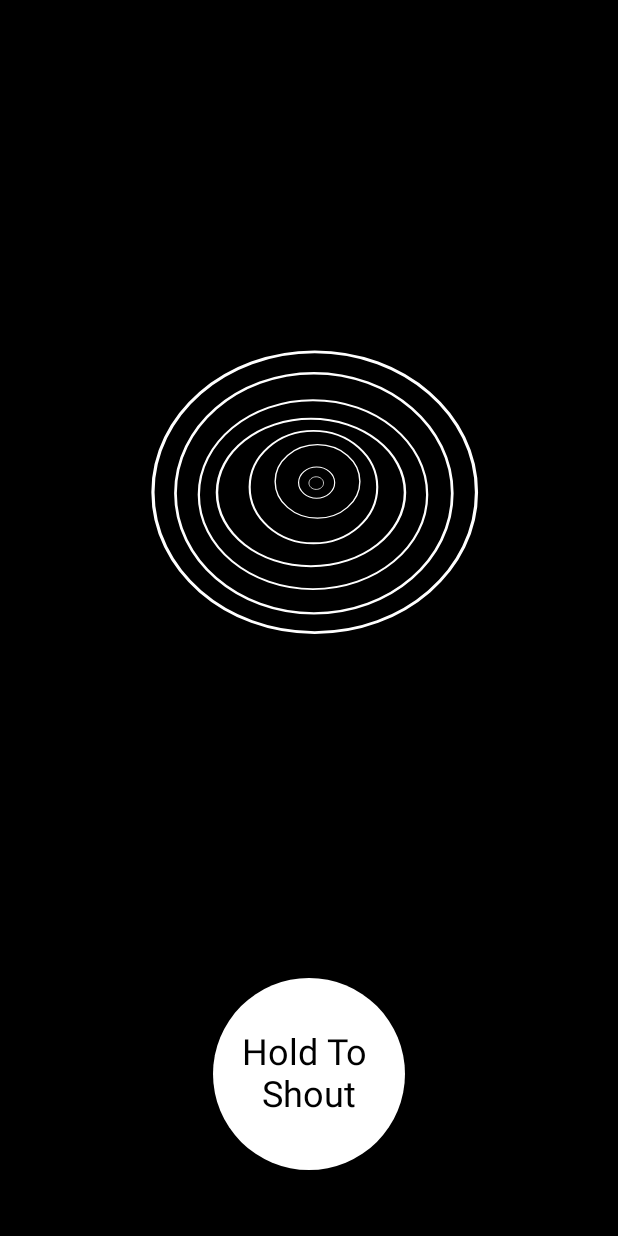
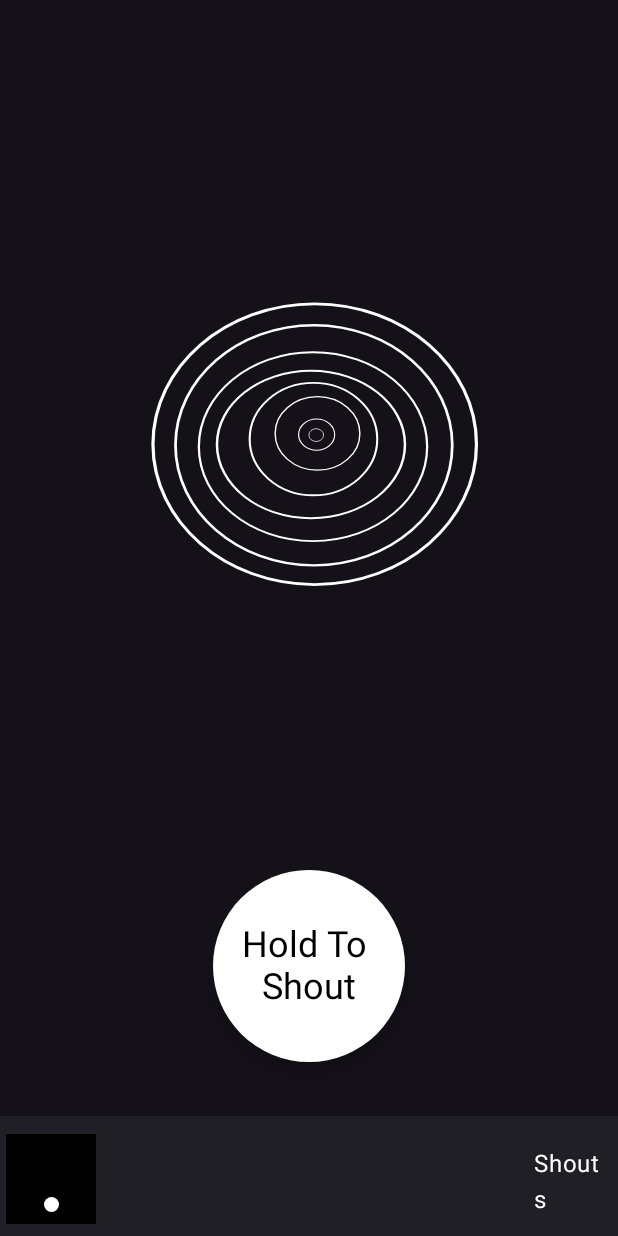
Before and after one commit to ahugenb333/The-Void, an Android app built with Jetpack Compose: the screen it shows after launch (MainActivity), on a phone screen of 412 x 824 dp. Run offline under Robolectric (Android 15) with nearby library versions, the phone set to English and light mode, and no system bars.

Commit message:
WIP navigation

```diff
--- a/app/build.gradle.kts
+++ b/app/build.gradle.kts
@@ -59,8 +59,12 @@ dependencies {
     implementation("androidx.compose.ui:ui-graphics")
     implementation("androidx.compose.ui:ui-tooling-preview")
     implementation("androidx.compose.material3:material3")
+    //Compose extras
+    implementation("androidx.lifecycle:lifecycle-viewmodel-compose:2.6.2")
+    implementation("androidx.lifecycle:lifecycle-runtime-compose:2.6.2")
     //Lottie compose
     implementation("com.airbnb.android:lottie-compose:6.3.0")
+
     testImplementation("junit:junit:4.13.2")
     androidTestImplementation("androidx.test.ext:junit:1.1.5")
     androidTestImplementation("androidx.test.espresso:espresso-core:3.5.1")
--- /dev/null
+++ b/app/src/main/java/com/ahugenb/tv/AppBottomNavigation.kt
@@ -0,0 +1,62 @@
+package com.ahugenb.tv
+
+import androidx.compose.foundation.background
+import androidx.compose.foundation.clickable
+import androidx.compose.foundation.layout.Box
+import androidx.compose.foundation.layout.Spacer
+import androidx.compose.foundation.layout.padding
+import androidx.compose.foundation.layout.size
+import androidx.compose.foundation.shape.CircleShape
+import androidx.compose.material3.BottomAppBar
+import androidx.compose.material3.Text
+import androidx.compose.runtime.Composable
+import androidx.compose.ui.Alignment
+import androidx.compose.ui.Modifier
+import androidx.compose.ui.graphics.Color
+import androidx.compose.ui.unit.dp
+
+@Composable
+fun AppBottomNavigation(currentScreen: Screen, onItemSelected: (Screen) -> Unit) {
+    BottomAppBar {
+        BottomNavigationItem(
+            label = "The Void",
+            isSelected = currentScreen == Screen.Void,
+            onClick = { onItemSelected(Screen.Void) }
+        )
+        Spacer(Modifier.weight(1f, true))
+        BottomNavigationItem(
+            label = "Shouts",
+            isSelected = currentScreen == Screen.Shouts,
+            onClick = { onItemSelected(Screen.Shouts) }
+        )
+    }
+}
+
+@Composable
+fun BottomNavigationItem(label: String, isSelected: Boolean, onClick: () -> Unit) {
+    Box(
+        contentAlignment = Alignment.Center,
+        modifier = Modifier
+            .clickable(onClick = onClick)
+            .background(if (isSelected) Color.Black else Color.Transparent)
+            .size(60.dp) // Adjust size as needed
+            .padding(8.dp)
+    ) {
+        Text(
+            text = label,
+            color = if (isSelected) Color.Black else Color.White
+        )
+        if (isSelected) {
+            Box(
+                modifier = Modifier
+                    .size(10.dp)
+                    .background(Color.White, CircleShape)
+                    .align(Alignment.BottomCenter)
+            )
+        }
+    }
+}
+
+enum class Screen {
+    Void, Shouts
+}
--- a/app/src/main/java/com/ahugenb/tv/MainActivity.kt
+++ b/app/src/main/java/com/ahugenb/tv/MainActivity.kt
@@ -1,28 +1,23 @@
 package com.ahugenb.tv
 
 import android.Manifest
-import android.content.res.Configuration
 import android.os.Bundle
 import androidx.activity.ComponentActivity
 import androidx.activity.compose.setContent
 import androidx.activity.result.contract.ActivityResultContracts
-import androidx.compose.foundation.layout.Arrangement
-import androidx.compose.foundation.layout.Column
-import androidx.compose.foundation.layout.Row
+import androidx.compose.foundation.layout.Box
 import androidx.compose.foundation.layout.fillMaxSize
 import androidx.compose.foundation.layout.padding
+import androidx.compose.foundation.lazy.LazyColumn
+import androidx.compose.material3.Scaffold
 import androidx.compose.material3.Surface
 import androidx.compose.runtime.Composable
-import androidx.compose.runtime.MutableState
-import androidx.compose.runtime.mutableStateOf
-import androidx.compose.runtime.remember
-import androidx.compose.runtime.saveable.rememberSaveable
-import androidx.compose.ui.Alignment
 import androidx.compose.ui.Modifier
 import androidx.compose.ui.graphics.Color
-import androidx.compose.ui.platform.LocalConfiguration
-import androidx.compose.ui.unit.dp
+import androidx.lifecycle.compose.collectAsStateWithLifecycle
+import androidx.lifecycle.viewmodel.compose.viewModel
 import com.ahugenb.tv.ui.theme.TheVoidTheme
+import com.ahugenb.tv.voidscreen.VoidScreen
 
 class MainActivity : ComponentActivity() {
     private val requestPermissionLauncher =
@@ -32,16 +27,17 @@ class MainActivity : ComponentActivity() {
         super.onCreate(savedInstanceState)
         setContent {
             TheVoidTheme {
-                val configuration = LocalConfiguration.current
-                val isLandscape = configuration.orientation == Configuration.ORIENTATION_LANDSCAPE
 
                 Surface(
                     modifier = Modifier.fillMaxSize(),
-                    color = Color.Black // Set the background color to black
+                    color = Color.Black
                 ) {
-                    //button color state will persist through orientation change
-                    val isAudioPlaying = rememberSaveable { mutableStateOf(false) }
-                    VoidContent(isAudioPlaying, isLandscape)
+                    val viewModel: MainViewModel = viewModel()
+                    val uiState = viewModel.uiState.collectAsStateWithLifecycle().value
+                    VoidAppScreen(
+                        currentScreen = uiState.currentScreen,
+                        onNavigationItemSelected = viewModel::onNavigationItemSelected
+                    )
                 }
             }
         }
@@ -50,27 +46,18 @@ class MainActivity : ComponentActivity() {
 }
 
 @Composable
-fun VoidContent(isAudioPlaying: MutableState<Boolean>, isLandscape: Boolean) {
-    Column(
-        modifier = Modifier
-            .fillMaxSize()
-            .padding(32.dp),
-        verticalArrangement = Arrangement.SpaceBetween,
-        horizontalAlignment = Alignment.CenterHorizontally
-    ) {
-        Row(
-            modifier = Modifier.weight(if (isLandscape) 1f else 0.8f),
-            verticalAlignment = Alignment.CenterVertically,
-            horizontalArrangement = Arrangement.Center
-        ) {
-            AnimationLoader(isAudioPlaying)
-        }
-        Row(
-            modifier = Modifier.weight(if (isLandscape) 1f else 0.2f),
-            verticalAlignment = Alignment.CenterVertically,
-            horizontalArrangement = Arrangement.Center
-        ) {
-            VoiceButton(isAudioPlaying)
+fun VoidAppScreen(
+    currentScreen: Screen,
+    onNavigationItemSelected: (Screen) -> Unit
+) {
+    Scaffold(
+        bottomBar = { AppBottomNavigation(currentScreen, onNavigationItemSelected) }
+    ) { innerPadding ->
+        Box(modifier = Modifier.padding(innerPadding)) {
+            when (currentScreen) {
+                Screen.Void -> VoidScreen()
+                Screen.Shouts -> LazyColumn {}
+            }
         }
     }
 }
--- /dev/null
+++ b/app/src/main/java/com/ahugenb/tv/MainViewModel.kt
@@ -0,0 +1,18 @@
+package com.ahugenb.tv
+
+import androidx.lifecycle.ViewModel
+import kotlinx.coroutines.flow.MutableStateFlow
+import kotlinx.coroutines.flow.StateFlow
+
+class MainViewModel: ViewModel() {
+    private val _uiState = MutableStateFlow(MainUiState())
+    val uiState: StateFlow<MainUiState> = _uiState
+
+    fun onNavigationItemSelected(screen: Screen) {
+        _uiState.value = _uiState.value.copy(currentScreen = screen)
+    }
+}
+
+data class MainUiState(
+    val currentScreen: Screen = Screen.Void
+)
--- a/app/src/main/java/com/ahugenb/tv/AnimationLoader.kt
+++ b/app/src/main/java/com/ahugenb/tv/voidscreen/AnimationLoader.kt
@@ -1,8 +1,9 @@
-package com.ahugenb.tv
+package com.ahugenb.tv.voidscreen
 
 import androidx.compose.runtime.Composable
 import androidx.compose.runtime.State
 import androidx.compose.runtime.getValue
+import com.ahugenb.tv.R
 import com.airbnb.lottie.compose.LottieAnimation
 import com.airbnb.lottie.compose.LottieCompositionSpec
 import com.airbnb.lottie.compose.LottieConstants
--- a/app/src/main/java/com/ahugenb/tv/VoiceButton.kt
+++ b/app/src/main/java/com/ahugenb/tv/voidscreen/VoiceButton.kt
@@ -1,10 +1,9 @@
-package com.ahugenb.tv
+package com.ahugenb.tv.voidscreen
 
 import android.content.Context
 import android.media.MediaPlayer
 import android.media.MediaPlayer.OnCompletionListener
 import android.media.MediaRecorder
-import android.net.Uri
 import android.os.Environment
 import androidx.compose.foundation.interaction.MutableInteractionSource
 import androidx.compose.foundation.interaction.collectIsPressedAsState
@@ -36,8 +35,6 @@ fun VoiceButton(isAudioPlaying: MutableState<Boolean>) {
 
     var mediaRecorder by remember { mutableStateOf<MediaRecorder?>(null) }
     val mediaPlayer = remember { mutableStateOf<MediaPlayer?>(null) }
-
-    var fileUri by remember { mutableStateOf<Uri?>(null) }
 
     FloatingActionButton(
         onClick = {},
--- /dev/null
+++ b/app/src/main/java/com/ahugenb/tv/voidscreen/VoidScreen.kt
@@ -0,0 +1,45 @@
+package com.ahugenb.tv.voidscreen
+
+import android.content.res.Configuration
+import androidx.compose.foundation.layout.Arrangement
+import androidx.compose.foundation.layout.Column
+import androidx.compose.foundation.layout.Row
+import androidx.compose.foundation.layout.fillMaxSize
+import androidx.compose.foundation.layout.padding
+import androidx.compose.runtime.Composable
+import androidx.compose.runtime.mutableStateOf
+import androidx.compose.runtime.saveable.rememberSaveable
+import androidx.compose.ui.Alignment
+import androidx.compose.ui.Modifier
+import androidx.compose.ui.platform.LocalConfiguration
+import androidx.compose.ui.unit.dp
+
+@Composable
+fun VoidScreen() {
+    val configuration = LocalConfiguration.current
+    val isLandscape = configuration.orientation == Configuration.ORIENTATION_LANDSCAPE
+
+    val isAudioPlaying = rememberSaveable { mutableStateOf(false) }
+    Column(
+        modifier = Modifier
+            .fillMaxSize()
+            .padding(32.dp),
+        verticalArrangement = Arrangement.SpaceBetween,
+        horizontalAlignment = Alignment.CenterHorizontally
+    ) {
+        Row(
+            modifier = Modifier.weight(if (isLandscape) 1f else 0.8f),
+            verticalAlignment = Alignment.CenterVertically,
+            horizontalArrangement = Arrangement.Center
+        ) {
+            AnimationLoader(isAudioPlaying)
+        }
+        Row(
+            modifier = Modifier.weight(if (isLandscape) 1f else 0.2f),
+            verticalAlignment = Alignment.CenterVertically,
+            horizontalArrangement = Arrangement.Center
+        ) {
+            VoiceButton(isAudioPlaying)
+        }
+    }
+}
```
